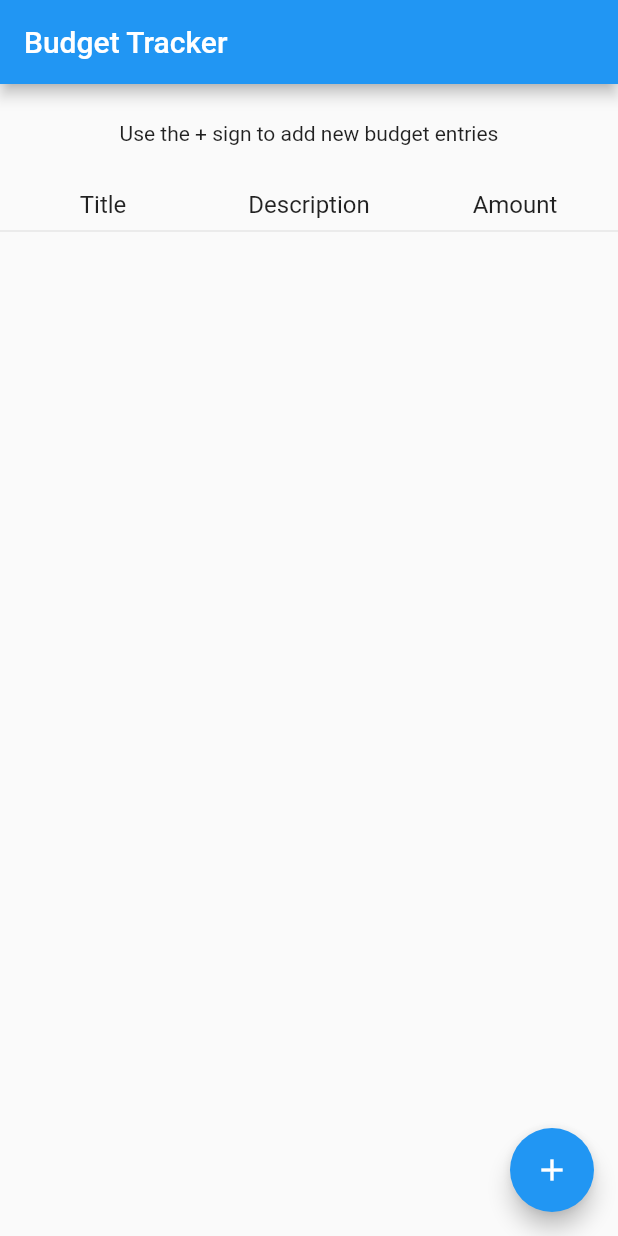
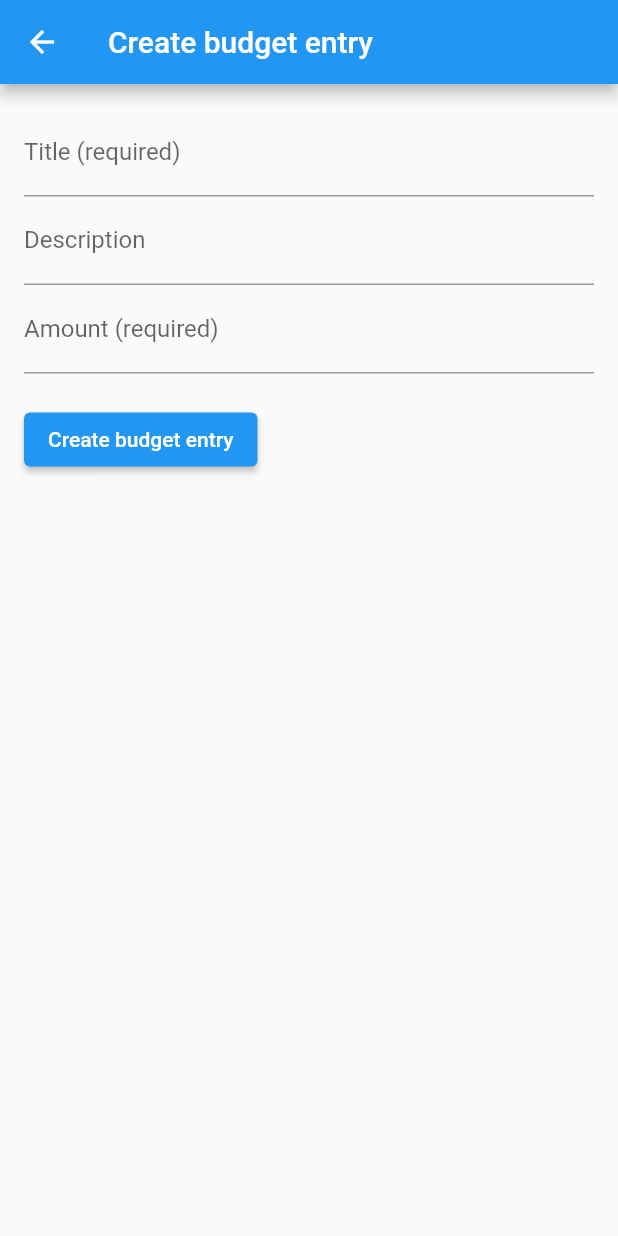
Before and after one commit to mjr2595/amp_auth, a Flutter app: the screen it shows after launch, after a tap on the "add" icon, on a phone screen of 412 x 824 dp. Run offline on Flutter 3.47's test engine with Material 2 defaults, Android fonts, the phone set to English and light mode, and no system bars; our stand-ins replace go_router; missing offline and left inert: amplify_api, amplify_auth_cognito, amplify_authenticator, amplify_core, amplify_flutter.

Commit message:
Added: ManageBudgetEntryScreen

```diff
--- a/lib/main.dart
+++ b/lib/main.dart
@@ -1,3 +1,4 @@
+import 'package:amp_auth/screens/budget_entry.dart';
 import 'package:amplify_api/amplify_api.dart';
 import 'package:amplify_auth_cognito/amplify_auth_cognito.dart';
 import 'package:amplify_authenticator/amplify_authenticator.dart';
@@ -44,6 +45,13 @@
         path: '/',
         builder: (context, state) => const HomeScreen(),
       ),
+      GoRoute(
+        path: '/manage-budget-entry',
+        name: 'manage',
+        builder: (context, state) => ManageBudgetEntryScreen(
+          budgetEntry: state.extra as BudgetEntry?,
+        ),
+      )
     ],
   );
 
--- /dev/null
+++ b/lib/screens/budget_entry.dart
@@ -0,0 +1,163 @@
+import 'package:amplify_api/amplify_api.dart';
+import 'package:amplify_flutter/amplify_flutter.dart';
+import 'package:flutter/material.dart';
+import 'package:go_router/go_router.dart';
+
+import '../models/ModelProvider.dart';
+
+class ManageBudgetEntryScreen extends StatefulWidget {
+  const ManageBudgetEntryScreen({
+    required this.budgetEntry,
+    super.key,
+  });
+
+  final BudgetEntry? budgetEntry;
+
+  @override
+  State<ManageBudgetEntryScreen> createState() =>
+      _ManageBudgetEntryScreenState();
+}
+
+class _ManageBudgetEntryScreenState extends State<ManageBudgetEntryScreen> {
+  final _formKey = GlobalKey<FormState>();
+  final TextEditingController _titleController = TextEditingController();
+  final TextEditingController _descriptionController = TextEditingController();
+  final TextEditingController _amountController = TextEditingController();
+
+  late final String _titleText;
+
+  bool get _isCreate => _budgetEntry == null;
+  BudgetEntry? get _budgetEntry => widget.budgetEntry;
+
+  @override
+  void initState() {
+    super.initState();
+
+    final budgetEntry = _budgetEntry;
+    if (budgetEntry != null) {
+      _titleController.text = budgetEntry.title;
+      _descriptionController.text = budgetEntry.description ?? '';
+      _amountController.text = budgetEntry.amount.toStringAsFixed(2);
+      _titleText = 'Update budget entry';
+    } else {
+      _titleText = 'Create budget entry';
+    }
+  }
+
+  @override
+  void dispose() {
+    _titleController.dispose();
+    _descriptionController.dispose();
+    _amountController.dispose();
+    super.dispose();
+  }
+
+  Future<void> submitForm() async {
+    if (!_formKey.currentState!.validate()) {
+      return;
+    }
+
+    // If the form is valid, submit the data
+    final title = _titleController.text;
+    final description = _descriptionController.text;
+    final amount = double.parse(_amountController.text);
+
+    if (_isCreate) {
+      // Create a new budget entry
+      final newEntry = BudgetEntry(
+        title: title,
+        description: description.isNotEmpty ? description : null,
+        amount: amount,
+      );
+      final request = ModelMutations.create(newEntry);
+      final response = await Amplify.API.mutate(request: request).response;
+      safePrint('Create result: $response');
+    } else {
+      // Update budgetEntry instead
+      final updateBudgetEntry = _budgetEntry!.copyWith(
+        title: title,
+        description: description.isNotEmpty ? description : null,
+        amount: amount,
+      );
+      final request = ModelMutations.update(updateBudgetEntry);
+      final response = await Amplify.API.mutate(request: request).response;
+      safePrint('Update result: $response');
+    }
+
+    // Navigate back to homepage after create/update executes
+    if (mounted) {
+      context.pop();
+    }
+  }
+
+  @override
+  Widget build(BuildContext context) {
+    return Scaffold(
+      appBar: AppBar(
+        title: Text(_titleText),
+      ),
+      body: Align(
+        alignment: Alignment.topCenter,
+        child: ConstrainedBox(
+          constraints: const BoxConstraints(maxWidth: 800),
+          child: Padding(
+            padding: const EdgeInsets.all(16),
+            child: SingleChildScrollView(
+              child: Form(
+                key: _formKey,
+                child: Column(
+                  crossAxisAlignment: CrossAxisAlignment.start,
+                  children: [
+                    TextFormField(
+                      controller: _titleController,
+                      decoration: const InputDecoration(
+                        labelText: 'Title (required)',
+                      ),
+                      validator: (value) {
+                        if (value == null || value.isEmpty) {
+                          return 'Please enter a title';
+                        }
+                        return null;
+                      },
+                    ),
+                    TextFormField(
+                      controller: _descriptionController,
+                      decoration: const InputDecoration(
+                        labelText: 'Description',
+                      ),
+                    ),
+                    TextFormField(
+                      controller: _amountController,
+                      keyboardType: const TextInputType.numberWithOptions(
+                        signed: false,
+                        decimal: true,
+                      ),
+                      decoration: const InputDecoration(
+                        labelText: 'Amount (required)',
+                      ),
+                      validator: (value) {
+                        if (value == null || value.isEmpty) {
+                          return 'Please enter an amount';
+                        }
+                        final amount = double.tryParse(value);
+                        if (amount == null || amount <= 0) {
+                          return 'Please enter a valid amount';
+                        }
+                        return null;
+                      },
+                    ),
+                    const SizedBox(height: 20),
+                    ElevatedButton(
+                      onPressed: submitForm,
+                      child: Text(_titleText),
+                    ),
+                  ],
+                ),
+              ),
+            ),
+          ),
+        ),
+      ),
+    );
+  }
+}
--- a/lib/screens/home_screen.dart
+++ b/lib/screens/home_screen.dart
@@ -1,4 +1,5 @@
 import 'package:flutter/material.dart';
+import 'package:go_router/go_router.dart';
 
 import '../models/ModelProvider.dart';
 
@@ -26,7 +27,7 @@ class _HomeScreenState extends State<HomeScreen> {
   }
 
   Future<void> _navigateToBudgetEntry({BudgetEntry? budgetEntry}) async {
-    // To be filled in
+    await context.pushNamed('manage', extra: budgetEntry);
   }
 
   double _calculateTotalBudget(List<BudgetEntry?> items) {
```
